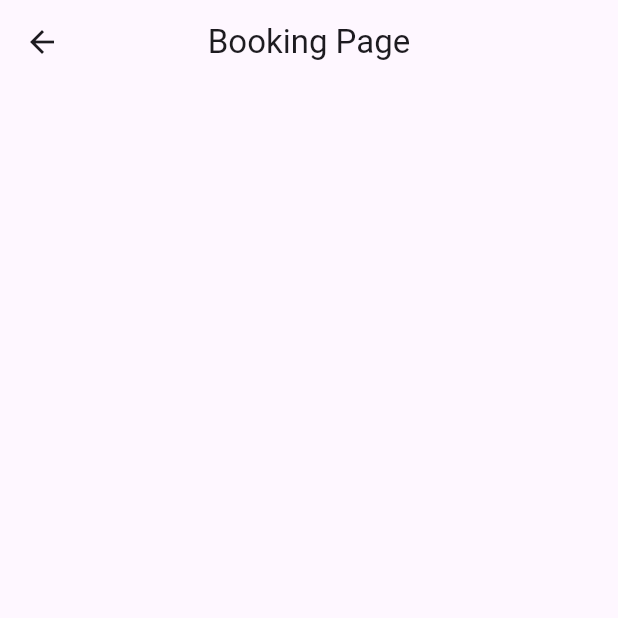
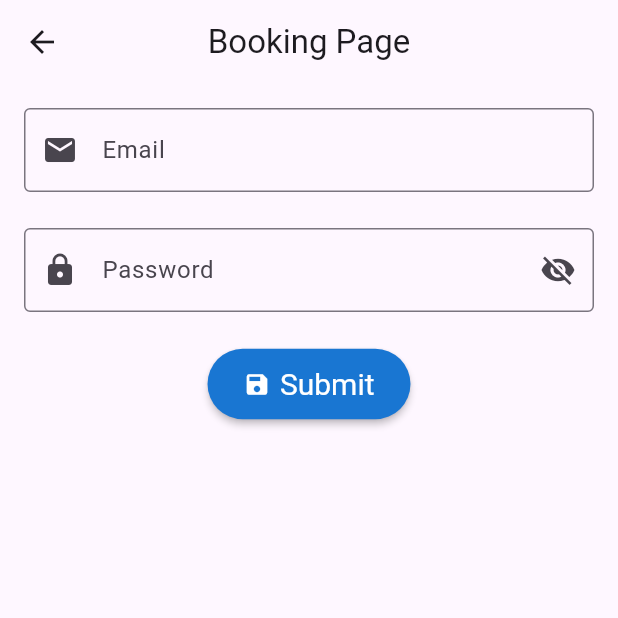
Before and after one commit to Marsh16/flutter_application_week3, a Flutter app: the BookingPage screen opened directly, on a phone screen of 412 x 824 dp, the top half of it. Run offline on Flutter 3.47's test engine with Material 2 defaults, Android fonts, the phone set to English and light mode, and no system bars; our stand-ins replace email_validator, fluttertoast.

Commit message:
Booking Room

```diff
--- a/lib/booking.dart
+++ b/lib/booking.dart
@@ -1,4 +1,6 @@
+import 'package:email_validator/email_validator.dart';
 import 'package:flutter/material.dart';
+import 'package:fluttertoast/fluttertoast.dart';
 
 class BookingPage extends StatefulWidget {
   const BookingPage({super.key});
@@ -8,6 +10,13 @@ class BookingPage extends StatefulWidget {
 }
 
 class _BookingPageState extends State<BookingPage> {
+  final _bookingKey = GlobalKey<FormState>();
+  final ctrlEmail = TextEditingController();
+  final ctrlPassword = TextEditingController();
+
+  bool isHide = true;
+
+
   @override
   Widget build(BuildContext context) {
     return Scaffold(
@@ -15,6 +24,74 @@ class _BookingPageState extends State<BookingPage> {
         title: const Text("Booking Page"),
         centerTitle: true,
       ),
+      body: Container(
+        width: double.infinity,
+        height: double.infinity,
+        padding: EdgeInsets.all(16),
+        child: Form(
+            key: _bookingKey,
+            child: Column(
+              children: [
+                TextFormField(
+                  controller: ctrlEmail,
+                  keyboardType: TextInputType.emailAddress,
+                  decoration: InputDecoration(
+                      labelText: 'Email',
+                      border: OutlineInputBorder(),
+                      prefixIcon: Icon(Icons.email),
+
+                      ),
+                      autovalidateMode: AutovalidateMode.onUserInteraction,
+                      validator: (value){
+                        return !EmailValidator.validate(value.toString())? 'Email tidak valid!':null;
+                      },
+                ),
+                SizedBox(height: 24),
+                TextFormField(
+                  controller: ctrlPassword,
+                  obscureText: isHide,
+                  keyboardType: TextInputType.visiblePassword,
+                  decoration: InputDecoration(
+                      labelText: 'Password',
+                      border: OutlineInputBorder(),
+                      prefixIcon: Icon(Icons.lock),
+                      suffixIcon: GestureDetector(
+                        onTap: (){
+                          setState(() {
+                            isHide = !isHide;
+                          });
+                        },
+                        child: Icon(
+                          isHide
+                          ? Icons.visibility_off
+                          : Icons.visibility
+                        ),
+                      )
+                      ),
+
+                ),
+                const SizedBox(height: 24,),
+             ElevatedButton.icon(
+                      onPressed: () {
+                        Fluttertoast.showToast(
+                            msg: "Email: ${ctrlEmail.text} & Password: ${ctrlPassword.text}",
+                            backgroundColor: Colors.orange);
+
+                      },
+                      icon: Icon(Icons.save),
+                      label: Text("Submit"),
+                      style: ElevatedButton.styleFrom(
+                          elevation: 2,
+                          padding: EdgeInsets.fromLTRB(24, 12, 24, 12),
+                          backgroundColor: Colors.blue[700],
+                          foregroundColor: Colors.white,
+                          textStyle: TextStyle(
+                            fontSize: 20,
+                          )),
+                    ),
+              ],
+            )),
+      ),
     );
   }
 }
--- a/pubspec.yaml
+++ b/pubspec.yaml
@@ -33,9 +33,11 @@ dependencies:
   cupertino_icons: ^1.0.2
   device_preview: ^1.1.0
   download_assets: ^3.1.1
+  email_validator: ^2.1.17
   flutter:
     sdk: flutter
   fluttertoast: ^8.2.2
+  password_validated_field: ^0.0.3
   toast: ^0.3.0
 
 dev_dependencies:
```
Also changed, not shown: pubspec.lock.
